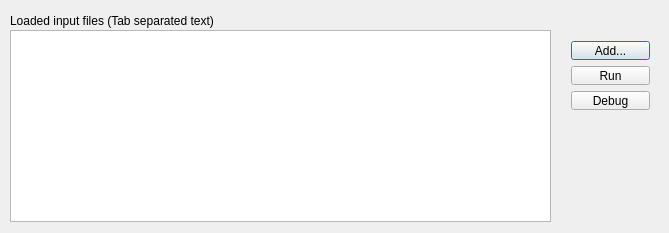
Qt form dialog.ui (tdmatsu/FlashCardCreator) before a commit.
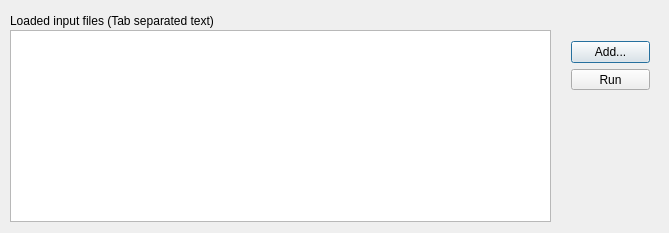
The same form after that commit.

Commit message: removed "debug" button and deleted some unnecessary lines

What changed in the file:
```diff
--- a/dialog.ui
+++ b/dialog.ui
@@ -36,13 +36,13 @@
     </rect>
    </property>
   </widget>
-  <widget class="QWidget" name="">
+  <widget class="QWidget" name="layoutWidget">
    <property name="geometry">
     <rect>
      <x>560</x>
      <y>30</y>
      <width>101</width>
-     <height>91</height>
+     <height>71</height>
     </rect>
    </property>
    <layout class="QVBoxLayout" name="verticalLayout">
@@ -60,13 +60,6 @@
       </property>
      </widget>
     </item>
-    <item>
-     <widget class="QPushButton" name="pushButton">
-      <property name="text">
-       <string>Debug</string>
-      </property>
-     </widget>
-    </item>
    </layout>
   </widget>
  </widget>
```
The commit also changes 2 other files.
